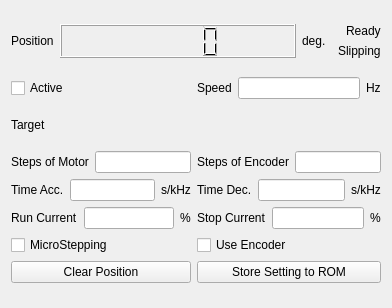
Before: the Qt Designer form modules/motor/core/motorform.ui in northriv/KAME, drawn with Qt 5.
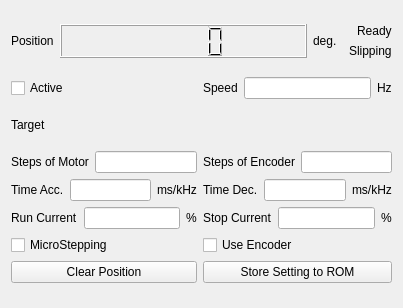
After: the same form once the commit is applied. Custom widgets are drawn as their Qt base class.

```diff
--- a/modules/motor/core/motorform.ui
+++ b/modules/motor/core/motorform.ui
@@ -6,7 +6,7 @@
    <rect>
     <x>0</x>
     <y>0</y>
-    <width>392</width>
+    <width>403</width>
     <height>308</height>
    </rect>
   </property>
@@ -270,7 +270,7 @@
            </sizepolicy>
           </property>
           <property name="text">
-           <string>s/kHz</string>
+           <string>ms/kHz</string>
           </property>
           <property name="wordWrap">
            <bool>false</bool>
@@ -395,7 +395,7 @@
            </sizepolicy>
           </property>
           <property name="text">
-           <string>s/kHz</string>
+           <string>ms/kHz</string>
           </property>
           <property name="wordWrap">
            <bool>false</bool>
```
